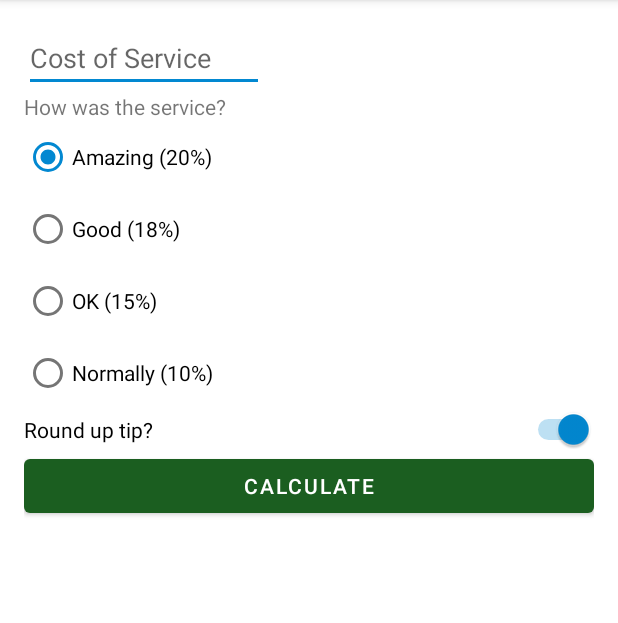
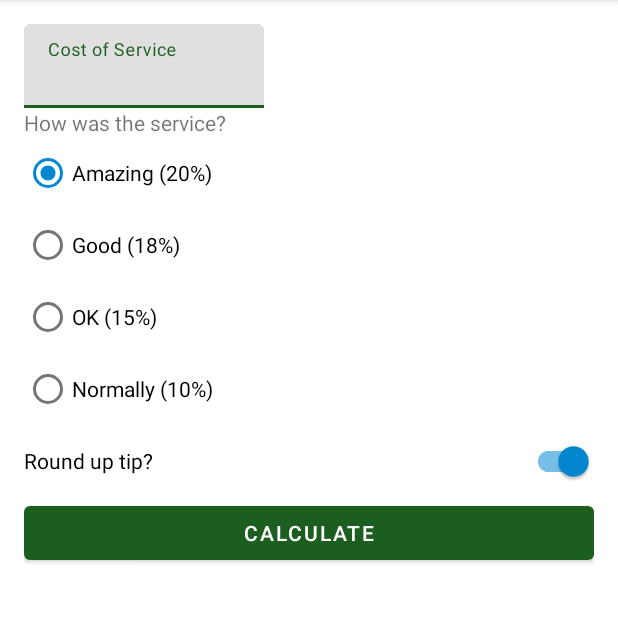
Before and after one commit to Andres-Martinez-Gutierrez/CalculadoraDePropinas, an Android app: the screen it shows after launch (MainActivity), on a phone screen of 412 x 824 dp, the part 84-707 px from its top. Run offline under Robolectric (Android 15) with nearby library versions, the phone set to English and light mode, and no system bars; 3 statements that could not run were skipped.

Commit message:
Octavo commit
Se actualiza el edit text para  que este deacuerdo a los lineamientos de los Material Components

```diff
--- a/app/src/main/java/com/example/tiptime/MainActivity.kt
+++ b/app/src/main/java/com/example/tiptime/MainActivity.kt
@@ -4,6 +4,7 @@ import androidx.appcompat.app.AppCompatActivity
 import android.os.Bundle
 import com.example.tiptime.databinding.ActivityMainBinding
 import java.text.NumberFormat
+import kotlin.math.ceil
 
 class MainActivity : AppCompatActivity() {
 
@@ -19,7 +20,7 @@ class MainActivity : AppCompatActivity() {
     }
     private fun calculateTip(){
 
-        val stringInTextField = binding.costOfService.text.toString()
+        val stringInTextField = binding.costOfServiceEditText.text.toString()
         val cost = stringInTextField.toDoubleOrNull()
         if (cost == null || cost == 0.0){
 
@@ -31,14 +32,14 @@ class MainActivity : AppCompatActivity() {
         val tipPercent = when(binding.tipOptions.checkedRadioButtonId){
             R.id.option_twenty_percent -> 0.20
             R.id.option_eighteen_percent -> 0.18
-            R.id.option_ten_percent -> 0.10
+            R.id.option_fifteen_percent -> 0.15
             else -> 0.10
 
         }
 
         var tip = cost+(cost * tipPercent)
         if (binding.roundUpSwitch.isChecked){
-            tip = kotlin.math.ceil(tip)
+            tip = ceil(tip)
         }
 
         displayTip(tip)
--- a/app/src/main/res/layout/activity_main.xml
+++ b/app/src/main/res/layout/activity_main.xml
@@ -7,14 +7,22 @@
     android:padding="16dp"
     tools:context=".MainActivity">
 
-    <EditText
+
+    <com.google.android.material.textfield.TextInputLayout
         android:id="@+id/cost_of_service"
         android:layout_width="160dp"
         android:layout_height="wrap_content"
-        android:hint="Cost of Service"
-        android:inputType="numberDecimal"
+        android:hint="@string/cost_of_service"
         app:layout_constraintStart_toStartOf="parent"
-        app:layout_constraintTop_toTopOf="parent" />
+        app:layout_constraintTop_toTopOf="parent">
+
+        <com.google.android.material.textfield.TextInputEditText
+            android:id="@+id/cost_of_service_edit_text"
+            android:layout_width="match_parent"
+            android:layout_height="wrap_content"
+            android:inputType="numberDecimal"/>
+
+    </com.google.android.material.textfield.TextInputLayout>
 
     <TextView
         android:id="@+id/question"
@@ -58,7 +66,7 @@
 
     </RadioGroup>
 
-    <Switch
+    <com.google.android.material.switchmaterial.SwitchMaterial
         android:id="@+id/round_up_switch"
         android:layout_width="0dp"
         android:layout_height="wrap_content"
```
